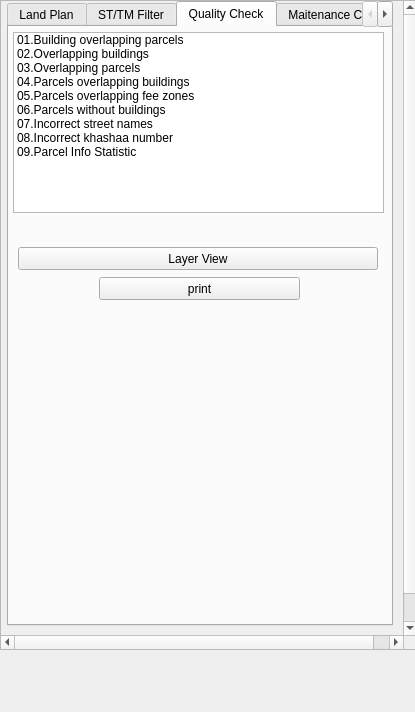
Above: view/PlanNavigatorWidget.ui from teamlm2/lm2_mgis before the change. Below: the same form after it.
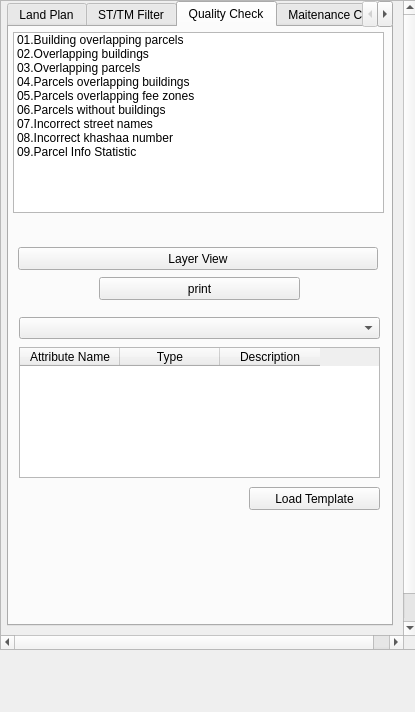
That is the form after the change. The open tabs and pages were chosen to show the change.

```diff
--- a/view/PlanNavigatorWidget.ui
+++ b/view/PlanNavigatorWidget.ui
@@ -1042,6 +1042,54 @@
          <string>print</string>
         </property>
        </widget>
+       <widget class="QComboBox" name="plan_zone_cbox">
+        <property name="geometry">
+         <rect>
+          <x>10</x>
+          <y>290</y>
+          <width>361</width>
+          <height>22</height>
+         </rect>
+        </property>
+       </widget>
+       <widget class="QTableWidget" name="attribute_twidget">
+        <property name="geometry">
+         <rect>
+          <x>10</x>
+          <y>320</y>
+          <width>361</width>
+          <height>131</height>
+         </rect>
+        </property>
+        <column>
+         <property name="text">
+          <string>Attribute Name</string>
+         </property>
+        </column>
+        <column>
+         <property name="text">
+          <string>Type</string>
+         </property>
+        </column>
+        <column>
+         <property name="text">
+          <string>Description</string>
+         </property>
+        </column>
+       </widget>
+       <widget class="QPushButton" name="load_template_button">
+        <property name="geometry">
+         <rect>
+          <x>240</x>
+          <y>460</y>
+          <width>131</width>
+          <height>23</height>
+         </rect>
+        </property>
+        <property name="text">
+         <string>Load Template</string>
+        </property>
+       </widget>
       </widget>
       <widget class="QWidget" name="maintenance_tab">
        <attribute name="title">
```
Left out of the diff: 2 changed lines with no effect on the pictures.
